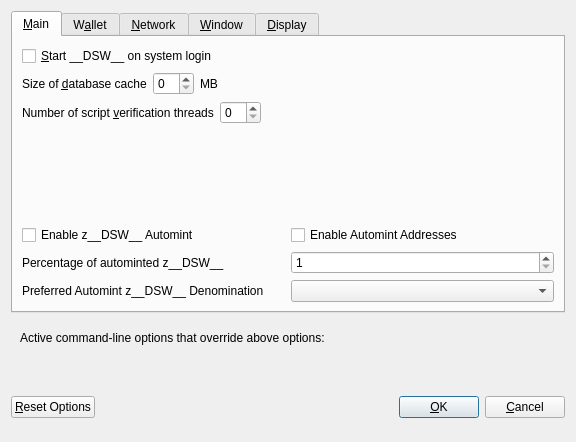
Old version of the form src/qt/forms/optionsdialog.ui in the repository decenomy/DSW.
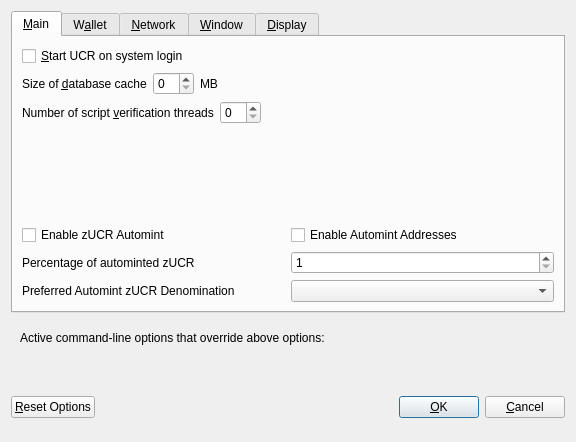
New version of the form. Custom widgets are drawn as their Qt base class.

Diff of the .ui file:
```diff
--- a/src/qt/forms/optionsdialog.ui
+++ b/src/qt/forms/optionsdialog.ui
@@ -33,7 +33,7 @@
           <string>Automatically start __DSW__ after logging in to the system.</string>
          </property>
          <property name="text">
-          <string>&amp;Start __DSW__ on system login</string>
+          <string>&amp;Start UCR on system login</string>
          </property>
         </widget>
        </item>
@@ -147,7 +147,7 @@
                <enum>Qt::LeftToRight</enum>
               </property>
               <property name="text">
-               <string>Enable z__DSW__ Automint</string>
+               <string>Enable zUCR Automint</string>
               </property>
              </widget>
             </item>
@@ -174,7 +174,7 @@
                <string>Percentage of incoming __DSW__ which get automatically converted to z__DSW__ via Zerocoin Protocol (min: 10%)</string>
               </property>
               <property name="text">
-               <string>Percentage of autominted z__DSW__</string>
+               <string>Percentage of autominted zUCR</string>
               </property>
              </widget>
             </item>
@@ -207,7 +207,7 @@
                <string>Wait with automatic conversion to Zerocoin until enough __DSW__ for this denomination is available</string>
               </property>
               <property name="text">
-               <string>Preferred Automint z__DSW__ Denomination</string>
+               <string>Preferred Automint zUCR Denomination</string>
               </property>
              </widget>
             </item>
```
Left out of the diff: 18 changed lines with no effect on the pictures.
